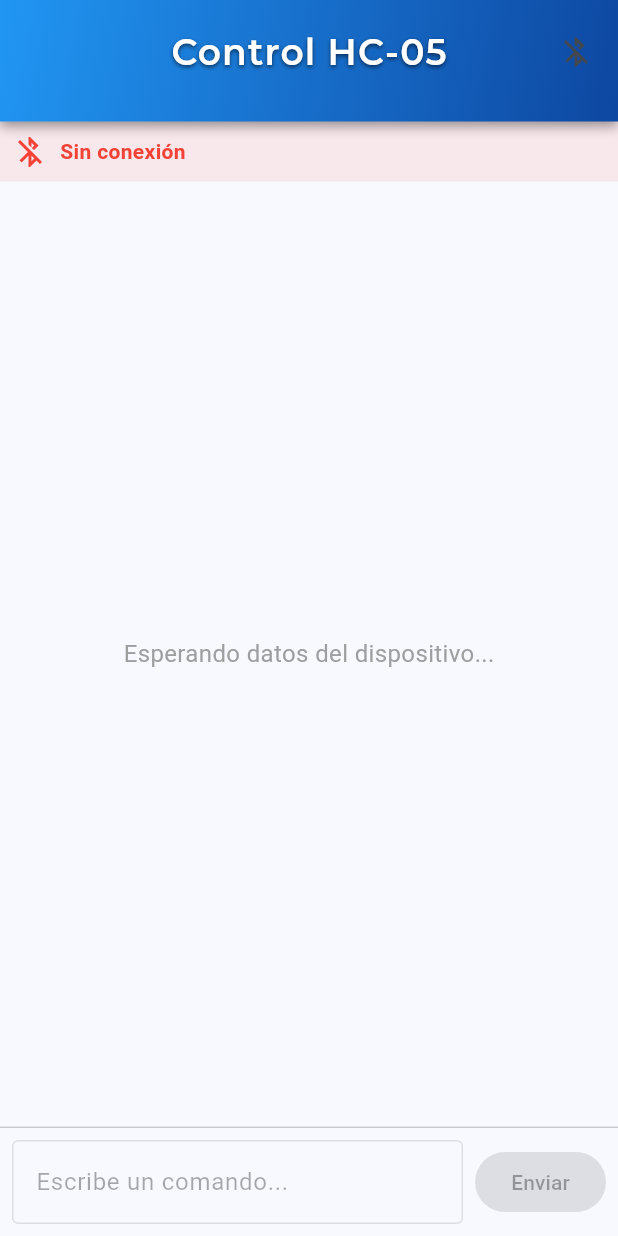
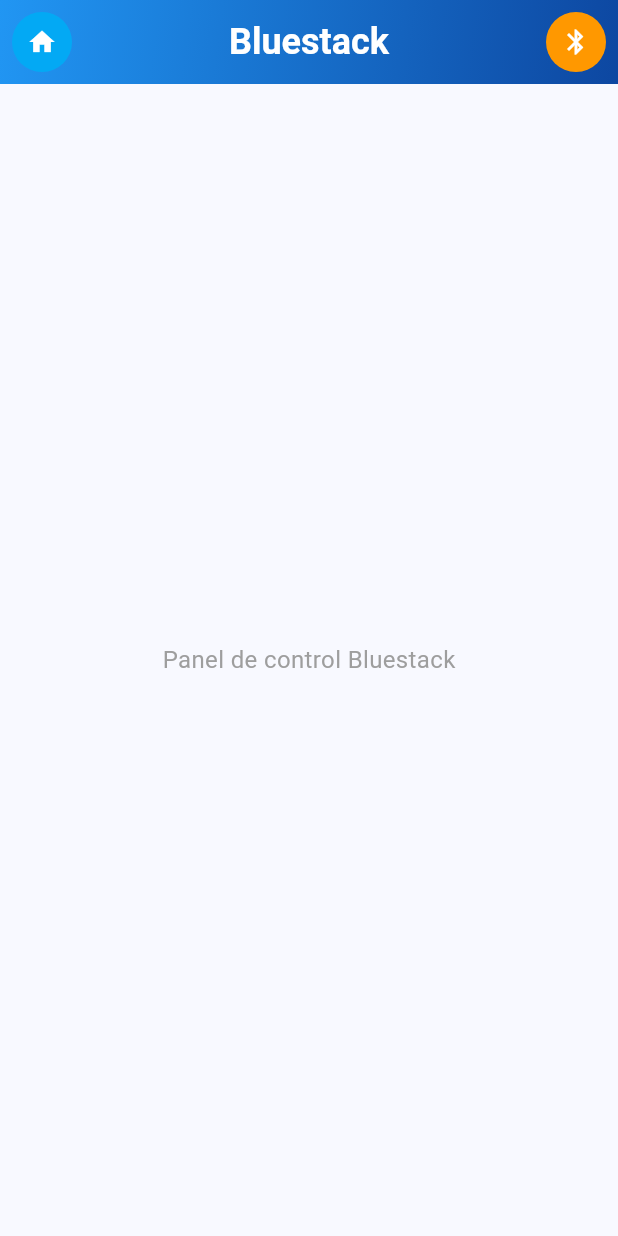
Before and after one commit to barkalez/bluestackflutter, a Flutter app: the ControlHomeScreen screen opened by its route, on a phone screen of 412 x 824 dp. Run offline on Flutter 3.47's test engine with Material 3 defaults, Android fonts, the phone set to English and light mode, and no system bars; our stand-ins replace flutter_bluetooth_serial, flutter_form_builder, form_builder_validators, google_fonts, logger, permission_handler and 1 more; accounts and stored records are empty.

Commit message:
Vamos avanzando

```diff
--- a/lib/presentation/screens/control_home_screen.dart
+++ b/lib/presentation/screens/control_home_screen.dart
@@ -5,7 +5,6 @@ import 'dart:async';
 import '../../core/logger_config.dart';
 import '../../core/constants.dart';
 import '../../state/bluetooth_provider.dart';
-import '../widgets/common/custom_app_bar.dart';
 
 /// Pantalla principal de control cuando el dispositivo está conectado
 class ControlHomeScreen extends StatefulWidget {
@@ -21,9 +20,6 @@ class ControlHomeScreen extends StatefulWidget {
 class _ControlHomeScreenState extends State<ControlHomeScreen> {
   static const _className = 'ControlHomeScreen';
   final _logger = LoggerConfig.logger;
-
-  // Controlador para enviar comandos
-  final TextEditingController _commandController = TextEditingController();
 
   // Buffer para almacenar datos recibidos
   final List<String> _receivedData = [];
@@ -44,10 +40,6 @@ class _ControlHomeScreenState extends State<ControlHomeScreen> {
   @override
   void dispose() {
     _logger.d('$_className: Liberando recursos');
-
-    // Liberar controlador de texto
-    _commandController.dispose();
-
     _logger.d('$_className: Recursos liberados correctamente');
     super.dispose();
   }
@@ -101,108 +93,85 @@ class _ControlHomeScreenState extends State<ControlHomeScreen> {
     }
   }
 
-  /// Envía un comando al dispositivo Bluetooth
-  Future<void> _sendCommand(String command) async {
-    if (command.isEmpty) {
-      return;
-    }
-
-    try {
+  /// Maneja la conexión/desconexión real del Bluetooth
+  Future<void> _toggleBluetoothConnection() async {
     final bluetoothProvider = Provider.of<BluetoothProvider>(context, listen: false);
 
-      if (!bluetoothProvider.isConnected) {
-        _logger.w('$_className: No hay conexión activa para enviar comandos');
+    if (bluetoothProvider.isConnected) {
+      // Si está conectado, desconectar realmente
+      _logger.d('$_className: Desconectando dispositivo Bluetooth');
+      await bluetoothProvider.disconnectDevice();
+
       if (mounted) {
         ScaffoldMessenger.of(context).showSnackBar(
           const SnackBar(
-              content: Text('No hay conexión activa'),
-              backgroundColor: Colors.red,
+            content: Text('Bluetooth desconectado'),
+            backgroundColor: Colors.orange,
+            duration: Duration(seconds: 1),
           ),
         );
       }
-        return;
-      }
+    } else if (bluetoothProvider.connectedDeviceAddress != null) {
+      // Si está desconectado pero tenemos la dirección del último dispositivo, reconectar
+      _logger.d('$_className: Intentando reconectar al último dispositivo');
 
-      _logger.d('$_className: Enviando comando: $command');
-
-      // Enviar el comando a través del provider
-      bool success = await bluetoothProvider.sendCommand(command);
-
-      if (success) {
-        _logger.d('$_className: Comando enviado correctamente');
-
-        // Limpiar el campo de texto
-        _commandController.clear();
-
-        // Registrar el comando enviado en la lista de datos
-        if (mounted) {
-          setState(() {
-            _receivedData.add('>> $command');
-          });
-        }
-      } else {
-        _logger.e('$_className: Error al enviar comando');
       if (mounted) {
         ScaffoldMessenger.of(context).showSnackBar(
           const SnackBar(
-              content: Text('Error al enviar el comando'),
+            content: Text('Intentando reconectar...'),
+            backgroundColor: Colors.blue,
+            duration: Duration(seconds: 1),
+          ),
+        );
+      }
+
+      // Intentar reconectar al último dispositivo
+      try {
+        final reconnected = await bluetoothProvider.reconnectLastDevice();
+
+        if (mounted) {
+          if (reconnected) {
+            ScaffoldMessenger.of(context).showSnackBar(
+              const SnackBar(
+                content: Text('Reconectado exitosamente'),
+                backgroundColor: Colors.green,
+                duration: Duration(seconds: 1),
+              ),
+            );
+          } else {
+            ScaffoldMessenger.of(context).showSnackBar(
+              const SnackBar(
+                content: Text('No se pudo reconectar. Intente desde la pantalla de escaneo.'),
+                backgroundColor: Colors.red,
+                duration: Duration(seconds: 3),
+              ),
+            );
+          }
+        }
+      } catch (e) {
+        _logger.e('$_className: Error al reconectar: $e');
+        if (mounted) {
+          ScaffoldMessenger.of(context).showSnackBar(
+            SnackBar(
+              content: Text('Error: $e'),
               backgroundColor: Colors.red,
             ),
           );
         }
       }
-    } catch (e) {
-      _logger.e('$_className: Error al enviar comando: $e');
-
+    } else {
+      // Si no hay dispositivo previo, ir a la pantalla de escaneo
+      _logger.d('$_className: No hay dispositivo anterior, redirigiendo a pantalla de escaneo');
       if (mounted) {
-        ScaffoldMessenger.of(context).showSnackBar(
-          SnackBar(
-            content: Text('Error al enviar: $e'),
-            backgroundColor: Colors.red,
-          ),
-        );
+        Navigator.pushReplacementNamed(context, AppConstants.connectRoute);
       }
     }
   }
 
-  /// Desconecta del dispositivo Bluetooth
-  Future<void> _disconnectDevice() async {
-    _logger.d('$_className: Iniciando desconexión del dispositivo');
-
-    try {
-      final bluetoothProvider = Provider.of<BluetoothProvider>(context, listen: false);
-
-      // Desconectar utilizando el provider
-      await bluetoothProvider.disconnectDevice();
-
-      // Actualizar el estado local
-      if (mounted) {
-        ScaffoldMessenger.of(context).showSnackBar(
-          const SnackBar(
-            content: Text('Desconectado del dispositivo'),
-            backgroundColor: Colors.orange,
-          ),
-        );
-
-        // Navegar a la pantalla anterior
-        Future.microtask(() {
-          if (mounted) {
-            Navigator.of(context).pop();
-          }
-        });
-      }
-    } catch (e) {
-      _logger.e('$_className: Error al desconectar: $e');
-
-      if (mounted) {
-        ScaffoldMessenger.of(context).showSnackBar(
-          SnackBar(
-            content: Text('Error al desconectar: $e'),
-            backgroundColor: Colors.red,
-          ),
-        );
-      }
-    }
+  /// Navega a la pantalla de inicio
+  void _navigateToHome() {
+    _logger.d('$_className: Navegando a la pantalla de inicio');
+    Navigator.pushReplacementNamed(context, AppConstants.homeRoute);
   }
 
   @override
@@ -210,60 +179,78 @@ class _ControlHomeScreenState extends State<ControlHomeScreen> {
     final bluetoothProvider = Provider.of<BluetoothProvider>(context);
 
     return Scaffold(
-      appBar: CustomAppBar(
-        title: 'Control HC-05',
+      appBar: AppBar(
+        title: const Center(
+          child: Text(
+            'Bluestack',
+            style: TextStyle(
+              color: Colors.white,
+              fontSize: 24,
+              fontWeight: FontWeight.w600,
+            ),
+          ),
+        ),
+        flexibleSpace: Container(
+          decoration: const BoxDecoration(
+            gradient: LinearGradient(
+              colors: [
+                Color(0xFF2196F3),  // Azul primario
+                Color(0xFF0D47A1),  // Azul oscuro
+              ],
+              begin: Alignment.topLeft,
+              end: Alignment.bottomRight,
+            ),
+          ),
+        ),
+        leading: _buildHomeButton(),
         actions: [
-          IconButton(
-            icon: const Icon(Icons.bluetooth_disabled),
-            tooltip: 'Desconectar',
-            onPressed: _disconnectDevice,
-          ),
+          _buildBluetoothButton(bluetoothProvider),
         ],
       ),
-      body: _buildBody(bluetoothProvider),
+      body: _buildDataView(),
     );
   }
 
-  /// Construye el cuerpo principal de la pantalla
-  Widget _buildBody(BluetoothProvider bluetoothProvider) {
-    return Column(
-      children: [
-        _buildStatusBar(bluetoothProvider),
-        Expanded(
-          child: _buildDataView(),
+  /// Construye el botón de Bluetooth
+  Widget _buildBluetoothButton(BluetoothProvider bluetoothProvider) {
+    return Padding(
+      padding: const EdgeInsets.all(8.0),
+      child: Container(
+        width: 40,
+        height: 40,
+        decoration: BoxDecoration(
+          color: bluetoothProvider.isConnected ? Colors.green : Colors.orange,
+          shape: BoxShape.circle,
         ),
-        _buildCommandInput(bluetoothProvider),
-      ],
+        child: IconButton(
+          icon: const Icon(Icons.bluetooth, color: Colors.white),
+          tooltip: bluetoothProvider.isConnected ? 'Desconectar' : 'Conectar',
+          padding: EdgeInsets.zero,
+          iconSize: 20,
+          onPressed: _toggleBluetoothConnection,
+        ),
+      ),
     );
   }
 
-  /// Construye la barra de estado de conexión
-  Widget _buildStatusBar(BluetoothProvider bluetoothProvider) {
-    Color statusColor = bluetoothProvider.isConnected ? Colors.green : Colors.red;
-    String statusMessage = bluetoothProvider.isConnected
-        ? 'Conectado a ${bluetoothProvider.connectedDeviceName ?? "dispositivo"}'
-        : 'Sin conexión';
-
-    return Container(
+  /// Construye el botón de inicio
+  Widget _buildHomeButton() {
+    return Padding(
       padding: const EdgeInsets.all(8.0),
-      color: statusColor.withAlpha(25),
-      child: Row(
-        children: [
-          Icon(
-            bluetoothProvider.isConnected ? Icons.bluetooth_connected : Icons.bluetooth_disabled,
-            color: statusColor,
+      child: Container(
+        width: 40,
+        height: 40,
+        decoration: const BoxDecoration(
+          color: Colors.lightBlue,
+          shape: BoxShape.circle,
         ),
-          const SizedBox(width: 8),
-          Expanded(
-            child: Text(
-              statusMessage,
-              style: TextStyle(
-                color: statusColor,
-                fontWeight: FontWeight.bold,
+        child: IconButton(
+          icon: const Icon(Icons.home, color: Colors.white),
+          tooltip: 'Ir a inicio',
+          padding: EdgeInsets.zero,
+          iconSize: 20,
+          onPressed: _navigateToHome,
         ),
-            ),
-          ),
-        ],
       ),
     );
   }
@@ -273,7 +260,7 @@ class _ControlHomeScreenState extends State<ControlHomeScreen> {
     if (_receivedData.isEmpty) {
       return const Center(
         child: Text(
-          'Esperando datos del dispositivo...',
+          'Panel de control Bluestack',
           style: TextStyle(
             fontSize: 16,
             color: Colors.grey,
@@ -302,38 +289,4 @@ class _ControlHomeScreenState extends State<ControlHomeScreen> {
       ),
     );
   }
-
-  /// Construye el campo para enviar comandos
-  Widget _buildCommandInput(BluetoothProvider bluetoothProvider) {
-    return Container(
-      padding: const EdgeInsets.all(8.0),
-      decoration: BoxDecoration(
-        border: Border(
-          top: BorderSide(color: Colors.grey.withAlpha(128)),
-        ),
-      ),
-      child: Row(
-        children: [
-          Expanded(
-            child: TextField(
-              controller: _commandController,
-              decoration: const InputDecoration(
-                hintText: 'Escribe un comando...',
-                border: OutlineInputBorder(),
-              ),
-              enabled: bluetoothProvider.isConnected,
-              onSubmitted: _sendCommand,
-            ),
-          ),
-          const SizedBox(width: 8),
-          ElevatedButton(
-            onPressed: bluetoothProvider.isConnected
-                ? () => _sendCommand(_commandController.text)
-                : null,
-            child: const Text('Enviar'),
-          ),
-        ],
-      ),
-    );
 }
-}
```
Also changed, not shown: lib/presentation/screens/home_screen.dart (+80 -66 lines), lib/state/bluetooth_provider.dart (+25 -0 lines). Lines whose indentation alone changed are shown as unchanged.
